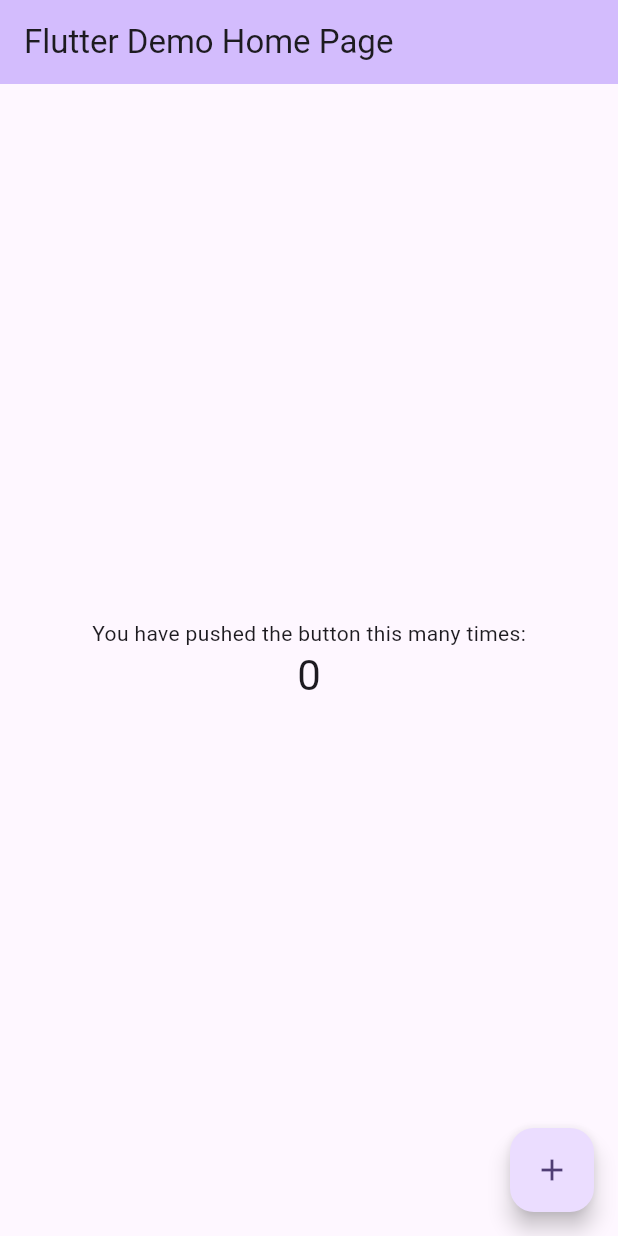
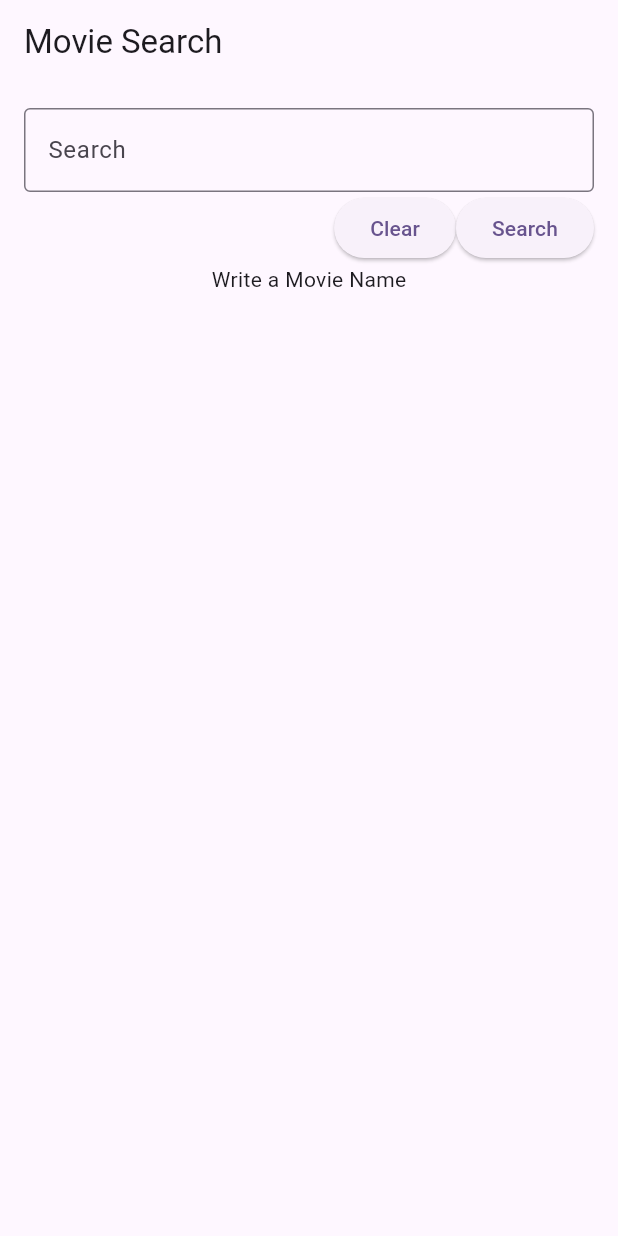
Before and after one commit to abidroid/session15_omdb_stream, a Flutter app: the screen it shows after launch, on a phone screen of 412 x 824 dp. Run offline on Flutter 3.47's test engine with Material 3 defaults, Android fonts, the phone set to English and light mode, and no system bars; our stand-ins replace flutter_spinkit.

```diff
--- a/lib/main.dart
+++ b/lib/main.dart
@@ -1,4 +1,5 @@
 import 'package:flutter/material.dart';
+import 'package:session15_omdb_stream/screens/movie_search_screen.dart';
 
 void main() {
   runApp(const MyApp());
@@ -13,113 +14,11 @@ class MyApp extends StatelessWidget {
     return MaterialApp(
       title: 'Flutter Demo',
       theme: ThemeData(
-        // This is the theme of your application.
-        //
-        // TRY THIS: Try running your application with "flutter run". You'll see
-        // the application has a purple toolbar. Then, without quitting the app,
-        // try changing the seedColor in the colorScheme below to Colors.green
-        // and then invoke "hot reload" (save your changes or press the "hot
-        // reload" button in a Flutter-supported IDE, or press "r" if you used
-        // the command line to start the app).
-        //
-        // Notice that the counter didn't reset back to zero; the application
-        // state is not lost during the reload. To reset the state, use hot
-        // restart instead.
-        //
-        // This works for code too, not just values: Most code changes can be
-        // tested with just a hot reload.
+
         colorScheme: ColorScheme.fromSeed(seedColor: Colors.deepPurple),
         useMaterial3: true,
       ),
-      home: const MyHomePage(title: 'Flutter Demo Home Page'),
+      home: const MovieSearchScreen(),
     );
   }
 }
-
-class MyHomePage extends StatefulWidget {
-  const MyHomePage({super.key, required this.title});
-
-  // This widget is the home page of your application. It is stateful, meaning
-  // that it has a State object (defined below) that contains fields that affect
-  // how it looks.
-
-  // This class is the configuration for the state. It holds the values (in this
-  // case the title) provided by the parent (in this case the App widget) and
-  // used by the build method of the State. Fields in a Widget subclass are
-  // always marked "final".
-
-  final String title;
-
-  @override
-  State<MyHomePage> createState() => _MyHomePageState();
-}
-
-class _MyHomePageState extends State<MyHomePage> {
-  int _counter = 0;
-
-  void _incrementCounter() {
-    setState(() {
-      // This call to setState tells the Flutter framework that something has
-      // changed in this State, which causes it to rerun the build method below
-      // so that the display can reflect the updated values. If we changed
-      // _counter without calling setState(), then the build method would not be
-      // called again, and so nothing would appear to happen.
-      _counter++;
-    });
-  }
-
-  @override
-  Widget build(BuildContext context) {
-    // This method is rerun every time setState is called, for instance as done
-    // by the _incrementCounter method above.
-    //
-    // The Flutter framework has been optimized to make rerunning build methods
-    // fast, so that you can just rebuild anything that needs updating rather
-    // than having to individually change instances of widgets.
-    return Scaffold(
-      appBar: AppBar(
-        // TRY THIS: Try changing the color here to a specific color (to
-        // Colors.amber, perhaps?) and trigger a hot reload to see the AppBar
-        // change color while the other colors stay the same.
-        backgroundColor: Theme.of(context).colorScheme.inversePrimary,
-        // Here we take the value from the MyHomePage object that was created by
-        // the App.build method, and use it to set our appbar title.
-        title: Text(widget.title),
-      ),
-      body: Center(
-        // Center is a layout widget. It takes a single child and positions it
-        // in the middle of the parent.
-        child: Column(
-          // Column is also a layout widget. It takes a list of children and
-          // arranges them vertically. By default, it sizes itself to fit its
-          // children horizontally, and tries to be as tall as its parent.
-          //
-          // Column has various properties to control how it sizes itself and
-          // how it positions its children. Here we use mainAxisAlignment to
-          // center the children vertically; the main axis here is the vertical
-          // axis because Columns are vertical (the cross axis would be
-          // horizontal).
-          //
-          // TRY THIS: Invoke "debug painting" (choose the "Toggle Debug Paint"
-          // action in the IDE, or press "p" in the console), to see the
-          // wireframe for each widget.
-          mainAxisAlignment: MainAxisAlignment.center,
-          children: <Widget>[
-            const Text(
-              'You have pushed the button this many times:',
-            ),
-            Text(
-              '$_counter',
-              style: Theme.of(context).textTheme.headlineMedium,
-            ),
-          ],
-        ),
-      ),
-      floatingActionButton: FloatingActionButton(
-        onPressed: _incrementCounter,
-        tooltip: 'Increment',
-        child: const Icon(Icons.add),
-      ), // This trailing comma makes auto-formatting nicer for build methods.
-    );
-  }
-}
--- /dev/null
+++ b/lib/models/movie.dart
@@ -0,0 +1,138 @@
+class Movie {
+  String? title;
+  String? year;
+  String? rated;
+  String? released;
+  String? runtime;
+  String? genre;
+  String? director;
+  String? writer;
+  String? actors;
+  String? plot;
+  String? language;
+  String? country;
+  String? awards;
+  String? poster;
+  List<Ratings>? ratings;
+  String? metascore;
+  String? imdbRating;
+  String? imdbVotes;
+  String? imdbID;
+  String? type;
+  String? dVD;
+  String? boxOffice;
+  String? production;
+  String? website;
+  String? response;
+
+  Movie(
+      {this.title,
+        this.year,
+        this.rated,
+        this.released,
+        this.runtime,
+        this.genre,
+        this.director,
+        this.writer,
+        this.actors,
+        this.plot,
+        this.language,
+        this.country,
+        this.awards,
+        this.poster,
+        this.ratings,
+        this.metascore,
+        this.imdbRating,
+        this.imdbVotes,
+        this.imdbID,
+        this.type,
+        this.dVD,
+        this.boxOffice,
+        this.production,
+        this.website,
+        this.response});
+
+  Movie.fromJson(Map<String, dynamic> json) {
+    title = json['Title'];
+    year = json['Year'];
+    rated = json['Rated'];
+    released = json['Released'];
+    runtime = json['Runtime'];
+    genre = json['Genre'];
+    director = json['Director'];
+    writer = json['Writer'];
+    actors = json['Actors'];
+    plot = json['Plot'];
+    language = json['Language'];
+    country = json['Country'];
+    awards = json['Awards'];
+    poster = json['Poster'];
+    if (json['Ratings'] != null) {
+      ratings = <Ratings>[];
+      json['Ratings'].forEach((v) {
+        ratings!.add(new Ratings.fromJson(v));
+      });
+    }
+    metascore = json['Metascore'];
+    imdbRating = json['imdbRating'];
+    imdbVotes = json['imdbVotes'];
+    imdbID = json['imdbID'];
+    type = json['Type'];
+    dVD = json['DVD'];
+    boxOffice = json['BoxOffice'];
+    production = json['Production'];
+    website = json['Website'];
+    response = json['Response'];
+  }
+
+  Map<String, dynamic> toJson() {
+    final Map<String, dynamic> data = new Map<String, dynamic>();
+    data['Title'] = this.title;
+    data['Year'] = this.year;
+    data['Rated'] = this.rated;
+    data['Released'] = this.released;
+    data['Runtime'] = this.runtime;
+    data['Genre'] = this.genre;
+    data['Director'] = this.director;
+    data['Writer'] = this.writer;
+    data['Actors'] = this.actors;
+    data['Plot'] = this.plot;
+    data['Language'] = this.language;
+    data['Country'] = this.country;
+    data['Awards'] = this.awards;
+    data['Poster'] = this.poster;
+    if (this.ratings != null) {
+      data['Ratings'] = this.ratings!.map((v) => v.toJson()).toList();
+    }
+    data['Metascore'] = this.metascore;
+    data['imdbRating'] = this.imdbRating;
+    data['imdbVotes'] = this.imdbVotes;
+    data['imdbID'] = this.imdbID;
+    data['Type'] = this.type;
+    data['DVD'] = this.dVD;
+    data['BoxOffice'] = this.boxOffice;
+    data['Production'] = this.production;
+    data['Website'] = this.website;
+    data['Response'] = this.response;
+    return data;
+  }
+}
+
+class Ratings {
+  String? source;
+  String? value;
+
+  Ratings({this.source, this.value});
+
+  Ratings.fromJson(Map<String, dynamic> json) {
+    source = json['Source'];
+    value = json['Value'];
+  }
+
+  Map<String, dynamic> toJson() {
+    final Map<String, dynamic> data = new Map<String, dynamic>();
+    data['Source'] = this.source;
+    data['Value'] = this.value;
+    return data;
+  }
+}
--- /dev/null
+++ b/lib/screens/movie_search_screen.dart
@@ -0,0 +1,169 @@
+import 'dart:async';
+import 'dart:convert';
+
+import 'package:flutter/material.dart';
+import 'package:flutter_spinkit/flutter_spinkit.dart';
+import 'package:session15_omdb_stream/models/movie.dart';
+import 'package:session15_omdb_stream/utitlity/constants.dart';
+import 'package:http/http.dart' as http;
+
+
+class MovieSearchScreen extends StatefulWidget {
+  const MovieSearchScreen({super.key});
+
+  @override
+  State<MovieSearchScreen> createState() => _MovieSearchScreenState();
+}
+
+class _MovieSearchScreenState extends State<MovieSearchScreen> {
+  late TextEditingController movieNameController;
+  late StreamController streamController;
+  late Stream stream;
+  Movie? movie;
+
+  getMovieDetails({required String movieName}) async {
+
+    streamController.add(Constants.Loading);
+
+    String url = 'https://www.omdbapi.com/?t=$movieName&plot=full&apikey=94e188aa';
+    // call api
+
+    http.Response response = await http.get(Uri.parse(url));
+
+    if( response.statusCode == 200 ){
+
+      var jsonResponse = jsonDecode(response.body);
+
+      if( jsonResponse['Response'] == 'True'){
+
+        movie = Movie.fromJson(jsonResponse);
+
+        streamController.add(Constants.Found);
+
+      }else{
+        streamController.add(Constants.NotFound);
+      }
+
+
+    }else{
+      streamController.add(Constants.Error);
+    }
+
+
+  }
+
+  @override
+  void initState() {
+    movieNameController = TextEditingController();
+
+    streamController = StreamController();
+    stream = streamController.stream;
+
+    streamController.add(Constants.Initial);
+
+    super.initState();
+  }
+
+  @override
+  void dispose() {
+    movieNameController.dispose();
+    super.dispose();
+  }
+
+  @override
+  Widget build(BuildContext context) {
+    return Scaffold(
+      appBar: AppBar(
+        title: const Text('Movie Search'),
+      ),
+      body: Padding(
+        padding: const EdgeInsets.all(16.0),
+        child: SingleChildScrollView(
+          child: Column(
+            children: [
+              TextField(
+                controller: movieNameController,
+                decoration: const InputDecoration(
+                  hintText: 'Search',
+                  border: OutlineInputBorder(),
+                ),
+              ),
+              Row(
+                mainAxisAlignment: MainAxisAlignment.end,
+                children: [
+                  ElevatedButton(onPressed: () {
+
+                    movieNameController.clear();
+                    streamController.add(Constants.Initial);
+
+                  }, child: const Text('Clear')),
+                  ElevatedButton(
+                      onPressed: () {
+                        String movieName = movieNameController.text.trim();
+
+                        if (movieName.isEmpty) {
+                          SnackBar snackBar = const SnackBar(
+                              content: Text(
+                            'Please provide movie name',
+                            style: TextStyle(fontSize: 40),
+                          ));
+
+                          ScaffoldMessenger.of(context).showSnackBar(snackBar);
+
+                          return;
+                        }
+
+                        getMovieDetails(movieName: movieName);
+                      },
+                      child: const Text('Search')),
+                ],
+              ),
+
+              StreamBuilder(stream: stream, builder: (context, snapshot){
+
+                if( snapshot.data == Constants.Loading){
+                  return const SpinKitDancingSquare(color: Colors.blue, size: 100,);
+                }
+
+                if( snapshot.data == Constants.Error){
+                  return const Icon(Icons.error, size: 100,);
+                }
+
+                if( snapshot.data == Constants.NotFound){
+                  return const Text('Not Found');
+                }
+
+                if( snapshot.data == Constants.Initial){
+                  return const Text('Write a Movie Name');
+
+                }
+
+                if( snapshot.data == Constants.Found){
+                  return Card(
+                    child: Column(
+                      children: [
+
+                        SizedBox(width: 200, height: 400, child: Image.network(movie!.poster!),),
+                        const Divider(),
+                        Text(movie!.title!, style: const TextStyle(fontSize: 30),),
+                        const Divider(),
+
+                        Text(movie!.actors!),
+                      ],
+                    ),
+                  );
+
+                }
+
+
+
+
+                return const SizedBox.shrink();
+              })
+            ],
+          ),
+        ),
+      ),
+    );
+  }
+}
--- /dev/null
+++ b/lib/utitlity/constants.dart
@@ -0,0 +1,10 @@
+
+
+class Constants {
+
+  static const String Initial = 'initial';
+  static const Loading = 'Loading';
+  static const Found = 'Found';
+  static const NotFound = 'Not Found';
+  static const Error  = 'Error';
+}
```
